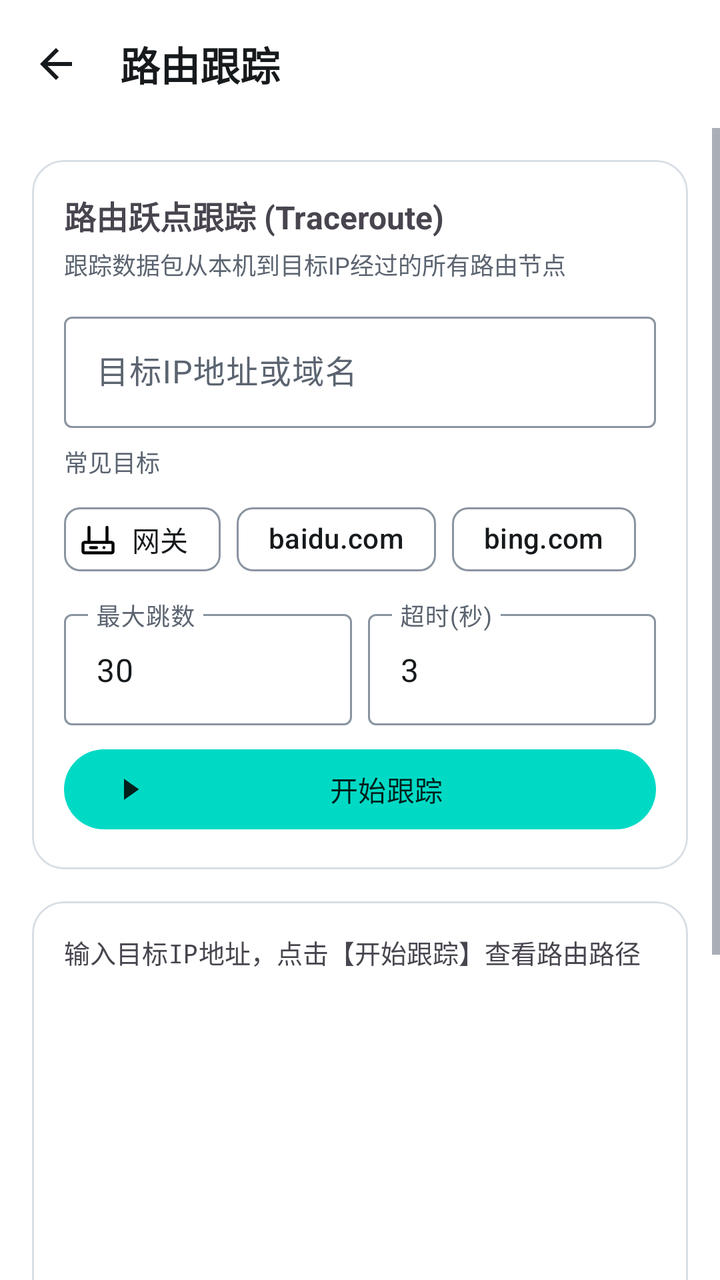
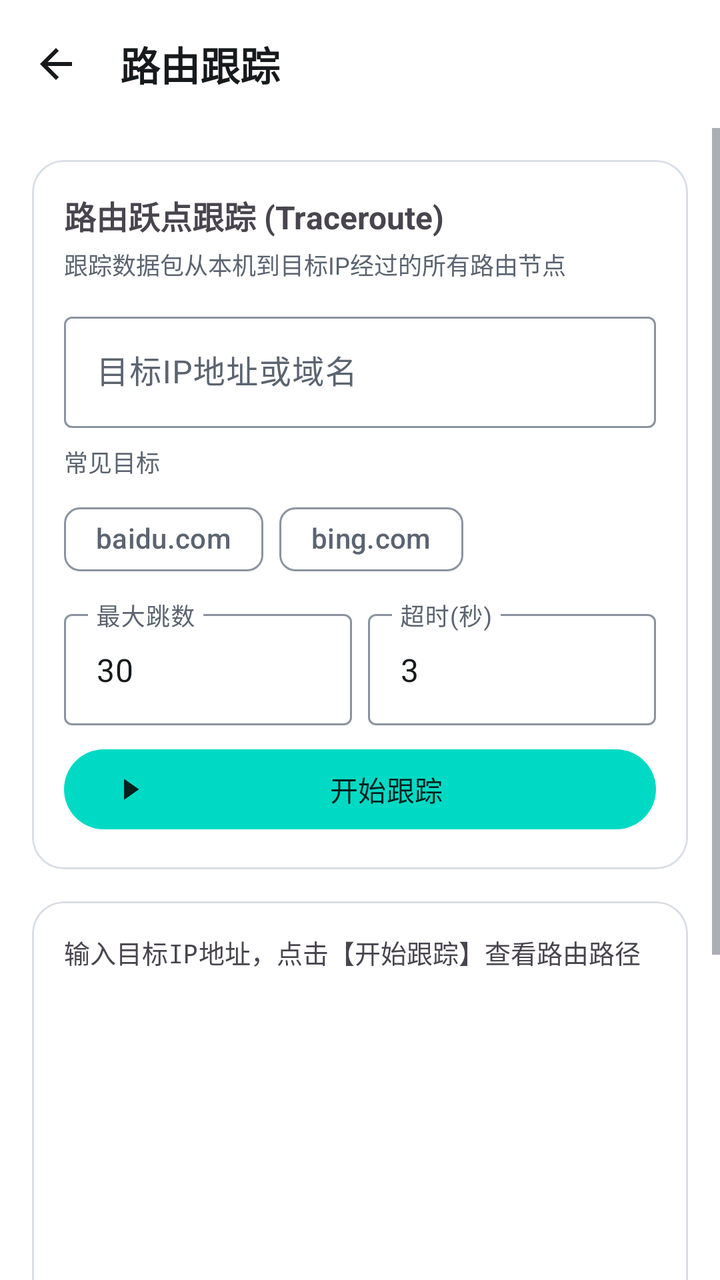

Compare the two renders of this Android layout. The source of the first and the diff that turns it into the second are given below.
<!-- AndroidManifest.xml: application theme Theme.NetworkTool -->
<!-- res/layout/activity_traceroute.xml -->
<?xml version="1.0" encoding="utf-8"?>
<LinearLayout xmlns:android="http://schemas.android.com/apk/res/android"
    xmlns:app="http://schemas.android.com/apk/res-auto"
    android:layout_width="match_parent"
    android:layout_height="match_parent"
    android:orientation="vertical"
    android:fitsSystemWindows="true"
    android:background="?attr/colorSurface">

    <com.google.android.material.appbar.MaterialToolbar
        android:id="@+id/toolbar"
        android:layout_width="match_parent"
        android:layout_height="wrap_content"
        android:elevation="0dp"
        app:title="路由跟踪"
        app:titleTextColor="?attr/colorOnSurface"
        app:navigationIconTint="?attr/colorOnSurface"
        app:navigationIcon="@drawable/ic_arrow_back" />

    <ScrollView
        android:layout_width="match_parent"
        android:layout_height="match_parent"
        android:fillViewport="true">

        <LinearLayout
            android:layout_width="match_parent"
            android:layout_height="wrap_content"
            android:orientation="vertical"
            android:padding="16dp">

            <com.google.android.material.card.MaterialCardView
                android:id="@+id/formCard"
                android:layout_width="match_parent"
                android:layout_height="wrap_content"
                android:layout_marginBottom="16dp"
                app:cardCornerRadius="@dimen/card_corner"
                app:cardElevation="0dp">

                <LinearLayout
                    android:layout_width="match_parent"
                    android:layout_height="wrap_content"
                    android:orientation="vertical"
                    android:padding="16dp">

                    <TextView
                        android:layout_width="match_parent"
                        android:layout_height="wrap_content"
                        android:text="路由跃点跟踪 (Traceroute)"
                        android:textSize="16sp"
                        android:textStyle="bold"
                        android:layout_marginBottom="4dp" />

                    <TextView
                        android:layout_width="match_parent"
                        android:layout_height="wrap_content"
                        android:text="跟踪数据包从本机到目标IP经过的所有路由节点"
                        android:textColor="?attr/colorOnSurfaceVariant"
                        android:textSize="12sp"
                        android:layout_marginBottom="12dp" />

                    <com.google.android.material.textfield.TextInputLayout
                        android:layout_width="match_parent"
                        android:layout_height="wrap_content"
                        android:layout_marginBottom="8dp"
                        android:hint="目标IP地址或域名"
                        style="@style/Widget.Material3.TextInputLayout.OutlinedBox">

                        <com.google.android.material.textfield.TextInputEditText
                            android:id="@+id/ipEditText"
                            android:layout_width="match_parent"
                            android:layout_height="wrap_content"
                            android:inputType="text"
                            android:singleLine="true" />
                    </com.google.android.material.textfield.TextInputLayout>

                    <TextView
                        android:layout_width="match_parent"
                        android:layout_height="wrap_content"
                        android:layout_marginBottom="6dp"
                        android:text="常见目标"
                        android:textColor="?attr/colorOnSurfaceVariant"
                        android:textSize="12sp" />

                    <com.google.android.material.chip.ChipGroup
                        android:id="@+id/hostChipGroup"
                        android:layout_width="match_parent"
                        android:layout_height="wrap_content"
                        android:layout_marginBottom="8dp"
                        app:chipSpacingHorizontal="8dp"
                        app:singleLine="true">

                        <com.google.android.material.chip.Chip
                            android:id="@+id/chipGateway"
                            style="@style/Widget.Material3.Chip.Assist"
                            android:layout_width="wrap_content"
                            android:layout_height="wrap_content"
                            android:text="网关"
                            app:chipIcon="@drawable/ic_router" />

                        <com.google.android.material.chip.Chip
                            android:id="@+id/chipBaidu"
                            style="@style/Widget.Material3.Chip.Assist"
                            android:layout_width="wrap_content"
                            android:layout_height="wrap_content"
                            android:text="baidu.com" />

                        <com.google.android.material.chip.Chip
                            android:id="@+id/chipBing"
                            style="@style/Widget.Material3.Chip.Assist"
                            android:layout_width="wrap_content"
                            android:layout_height="wrap_content"
                            android:text="bing.com" />

                    </com.google.android.material.chip.ChipGroup>

                    <LinearLayout
                        android:layout_width="match_parent"
                        android:layout_height="wrap_content"
                        android:orientation="horizontal">

                        <com.google.android.material.textfield.TextInputLayout
                            android:layout_width="0dp"
                            android:layout_height="wrap_content"
                            android:layout_weight="1"
                            android:layout_marginEnd="8dp"
                            android:hint="最大跳数"
                            style="@style/Widget.Material3.TextInputLayout.OutlinedBox">

                            <com.google.android.material.textfield.TextInputEditText
                                android:id="@+id/maxHopsEditText"
                                android:layout_width="match_parent"
                                android:layout_height="wrap_content"
                                android:inputType="number"
                                android:text="30" />
                        </com.google.android.material.textfield.TextInputLayout>

                        <com.google.android.material.textfield.TextInputLayout
                            android:layout_width="0dp"
                            android:layout_height="wrap_content"
                            android:layout_weight="1"
                            android:hint="超时(秒)"
                            style="@style/Widget.Material3.TextInputLayout.OutlinedBox">

                            <com.google.android.material.textfield.TextInputEditText
                                android:id="@+id/timeoutEditText"
                                android:layout_width="match_parent"
                                android:layout_height="wrap_content"
                                android:inputType="number"
                                android:text="3" />
                        </com.google.android.material.textfield.TextInputLayout>
                    </LinearLayout>

                    <com.google.android.material.button.MaterialButton
                        android:id="@+id/startButton"
                        android:layout_width="match_parent"
                        android:layout_height="wrap_content"
                        android:layout_marginTop="8dp"
                        android:text="开始跟踪"
                        app:icon="@drawable/ic_play" />

                </LinearLayout>
            </com.google.android.material.card.MaterialCardView>

            
            <com.google.android.material.progressindicator.LinearProgressIndicator
                android:id="@+id/progressBar"
                android:layout_width="match_parent"
                android:layout_height="wrap_content"
                android:layout_marginBottom="8dp"
                android:indeterminate="true"
                android:visibility="gone"
                app:indicatorColor="?attr/colorPrimary"
                app:trackColor="?attr/colorSurfaceVariant"
                app:trackCornerRadius="2dp"
                app:trackThickness="4dp" />

            
            <com.google.android.material.card.MaterialCardView
                android:id="@+id/resultCard"
                android:layout_width="match_parent"
                android:layout_height="wrap_content"
                app:cardCornerRadius="@dimen/card_corner"
                app:cardElevation="0dp">

                <ScrollView
                    android:layout_width="match_parent"
                    android:layout_height="400dp">

                    <TextView
                        android:id="@+id/resultTextView"
                        android:layout_width="match_parent"
                        android:layout_height="wrap_content"
                        android:padding="16dp"
                        android:textSize="13sp"
                        android:fontFamily="monospace"
                        android:textIsSelectable="true"
                        android:text="输入目标IP地址，点击【开始跟踪】查看路由路径" />
                </ScrollView>
            </com.google.android.material.card.MaterialCardView>

        </LinearLayout>
    </ScrollView>
</LinearLayout>
<!-- resources referenced by this layout -->
<resources>
  <dimen name="card_corner">16dp</dimen>
  <!-- drawable ic_arrow_back (drawable) -->
  <vector xmlns:android="http://schemas.android.com/apk/res/android"
      android:width="24dp"
      android:height="24dp"
      android:viewportWidth="24"
      android:viewportHeight="24"
      android:tint="?attr/colorOnSurface">
      <path
          android:fillColor="@android:color/white"
          android:pathData="M20,11H7.83l5.59,-5.59L12,4l-8,8 8,8 1.41,-1.41L7.83,13H20v-2z"/>
  </vector>
  <!-- drawable ic_play (drawable) -->
  <?xml version="1.0" encoding="utf-8"?>
  <vector xmlns:android="http://schemas.android.com/apk/res/android"
      android:width="24dp"
      android:height="24dp"
      android:viewportWidth="24"
      android:viewportHeight="24">
      <path
          android:pathData="M8 5l10 7-10 7z"
          android:fillColor="#FF000000" />
  </vector>
  <!-- drawable ic_router (drawable) -->
  <?xml version="1.0" encoding="utf-8"?>
  <vector xmlns:android="http://schemas.android.com/apk/res/android"
      android:width="48dp"
      android:height="48dp"
      android:viewportWidth="48"
      android:viewportHeight="48">
      <path
          android:pathData="M6.0,28.0 h36.0 a2.0,2.0 0 0,1 2.0,2.0 v10.0 a2.0,2.0 0 0,1 -2.0,2.0 h-36.0 a2.0,2.0 0 0,1 -2.0,-2.0 v-10.0 a2.0,2.0 0 0,1 2.0,-2.0 Z"
          android:strokeColor="#FF000000"
          android:strokeWidth="4"
          android:strokeLineCap="round"
          android:strokeLineJoin="round" />
      <path
          android:pathData="M14 35h8"
          android:strokeColor="#FF000000"
          android:strokeWidth="4"
          android:strokeLineCap="round"
          android:strokeLineJoin="round" />
      <path
          android:pathData="M32.0,33.0 h0.0 a2.0,2.0 0 0,1 2.0,2.0 v0.0 a2.0,2.0 0 0,1 -2.0,2.0 h-0.0 a2.0,2.0 0 0,1 -2.0,-2.0 v-0.0 a2.0,2.0 0 0,1 2.0,-2.0 Z"
          android:fillColor="#FF000000" />
      <path
          android:pathData="M12 28V8m24 20V8"
          android:strokeColor="#FF000000"
          android:strokeWidth="4"
          android:strokeLineCap="round"
          android:strokeLineJoin="round" />
  </vector>
  <color name="colorPrimary">#00DAC5</color>
  <color name="colorPrimaryDark">#00B5A1</color>
  <color name="colorAccent">#00DAC5</color>
  <color name="colorOnPrimary">#00201C</color>
  <color name="colorPrimaryContainer">#B8FFF7</color>
  <color name="colorOnPrimaryContainer">#00201C</color>
  <color name="colorBackground">#F6F8FA</color>
  <color name="colorSurface">#FFFFFF</color>
  <color name="colorOnSurface">#171A1C</color>
  <color name="colorOnBackground">#171A1C</color>
  <color name="colorSurfaceContainer">#EEF2F5</color>
  <color name="textSecondary">#5B6470</color>
  <color name="colorOutline">#8A94A0</color>
  <color name="colorOutlineVariant">#D8DEE5</color>
  <color name="textPrimary">#171A1C</color>
  <style name="Widget.NetworkTool.Toolbar" parent="Widget.Material3.Toolbar">
          <item name="android:background">@android:color/transparent</item>
          <item name="android:elevation">0dp</item>
          <item name="titleTextColor">?attr/colorOnSurface</item>
          <item name="titleTextAppearance">@style/TextAppearance.NetworkTool.ToolbarTitle</item>
          <item name="subtitleTextColor">?attr/colorOnSurfaceVariant</item>
          <item name="navigationIconTint">?attr/colorOnSurface</item>
      </style>
  <style name="Widget.NetworkTool.Button" parent="Widget.Material3.Button">
          <item name="android:elevation">0dp</item>
          <item name="android:stateListAnimator">@null</item>
      </style>
  <style name="TextAppearance.NetworkTool.ToolbarTitle" parent="TextAppearance.Material3.TitleLarge">
          <item name="android:textSize">20sp</item>
          <item name="android:textStyle">bold</item>
          <item name="android:textColor">?attr/colorOnSurface</item>
      </style>
  <!-- unchanged entries left out for length: 1 -->
</resources>

<!-- the commit's change to res/layout/activity_traceroute.xml (unified diff, before → after) -->
@@ -8,9 +8,10 @@
     android:background="?attr/colorSurface">
 
     <com.google.android.material.appbar.MaterialToolbar
+        android:background="@android:color/transparent"
         android:id="@+id/toolbar"
         android:layout_width="match_parent"
-        android:layout_height="wrap_content"
+        android:layout_height="?attr/actionBarSize"
         android:elevation="0dp"
         app:title="路由跟踪"
         app:titleTextColor="?attr/colorOnSurface"
@@ -90,23 +91,15 @@
                         app:singleLine="true">
 
                         <com.google.android.material.chip.Chip
-                            android:id="@+id/chipGateway"
-                            style="@style/Widget.Material3.Chip.Assist"
-                            android:layout_width="wrap_content"
-                            android:layout_height="wrap_content"
-                            android:text="网关"
-                            app:chipIcon="@drawable/ic_router" />
-
-                        <com.google.android.material.chip.Chip
                             android:id="@+id/chipBaidu"
-                            style="@style/Widget.Material3.Chip.Assist"
+                            style="@style/Widget.NetworkTool.Chip"
                             android:layout_width="wrap_content"
                             android:layout_height="wrap_content"
                             android:text="baidu.com" />
 
                         <com.google.android.material.chip.Chip
                             android:id="@+id/chipBing"
-                            style="@style/Widget.Material3.Chip.Assist"
+                            style="@style/Widget.NetworkTool.Chip"
                             android:layout_width="wrap_content"
                             android:layout_height="wrap_content"
                             android:text="bing.com" />
<!-- resource entries referenced after the edit -->
@@ -23,35 +23,13 @@
           android:pathData="M8 5l10 7-10 7z"
           android:fillColor="#FF000000" />
   </vector>
-  <!-- drawable ic_router (drawable) -->
-  <?xml version="1.0" encoding="utf-8"?>
-  <vector xmlns:android="http://schemas.android.com/apk/res/android"
-      android:width="48dp"
-      android:height="48dp"
-      android:viewportWidth="48"
-      android:viewportHeight="48">
-      <path
-          android:pathData="M6.0,28.0 h36.0 a2.0,2.0 0 0,1 2.0,2.0 v10.0 a2.0,2.0 0 0,1 -2.0,2.0 h-36.0 a2.0,2.0 0 0,1 -2.0,-2.0 v-10.0 a2.0,2.0 0 0,1 2.0,-2.0 Z"
-          android:strokeColor="#FF000000"
-          android:strokeWidth="4"
-          android:strokeLineCap="round"
-          android:strokeLineJoin="round" />
-      <path
-          android:pathData="M14 35h8"
-          android:strokeColor="#FF000000"
-          android:strokeWidth="4"
-          android:strokeLineCap="round"
-          android:strokeLineJoin="round" />
-      <path
-          android:pathData="M32.0,33.0 h0.0 a2.0,2.0 0 0,1 2.0,2.0 v0.0 a2.0,2.0 0 0,1 -2.0,2.0 h-0.0 a2.0,2.0 0 0,1 -2.0,-2.0 v-0.0 a2.0,2.0 0 0,1 2.0,-2.0 Z"
-          android:fillColor="#FF000000" />
-      <path
-          android:pathData="M12 28V8m24 20V8"
-          android:strokeColor="#FF000000"
-          android:strokeWidth="4"
-          android:strokeLineCap="round"
-          android:strokeLineJoin="round" />
-  </vector>
+  <style name="Widget.NetworkTool.Chip" parent="Widget.Material3.Chip.Assist">
+          <item name="chipBackgroundColor">@android:color/transparent</item>
+          <item name="chipStrokeColor">?attr/colorOutline</item>
+          <item name="chipStrokeWidth">1dp</item>
+          <item name="android:textColor">?attr/colorOnSurfaceVariant</item>
+          <item name="chipIconTint">?attr/colorOnSurfaceVariant</item>
+      </style>
   <color name="colorPrimary">#00DAC5</color>
   <color name="colorPrimaryDark">#00B5A1</color>
   <color name="colorAccent">#00DAC5</color>
